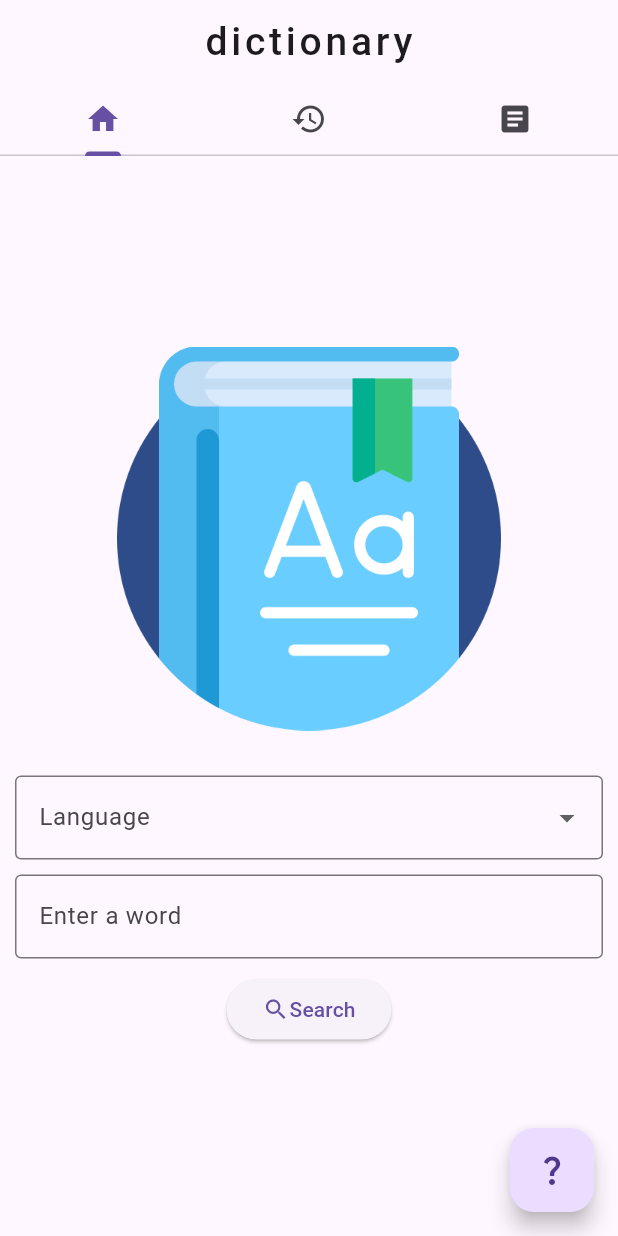
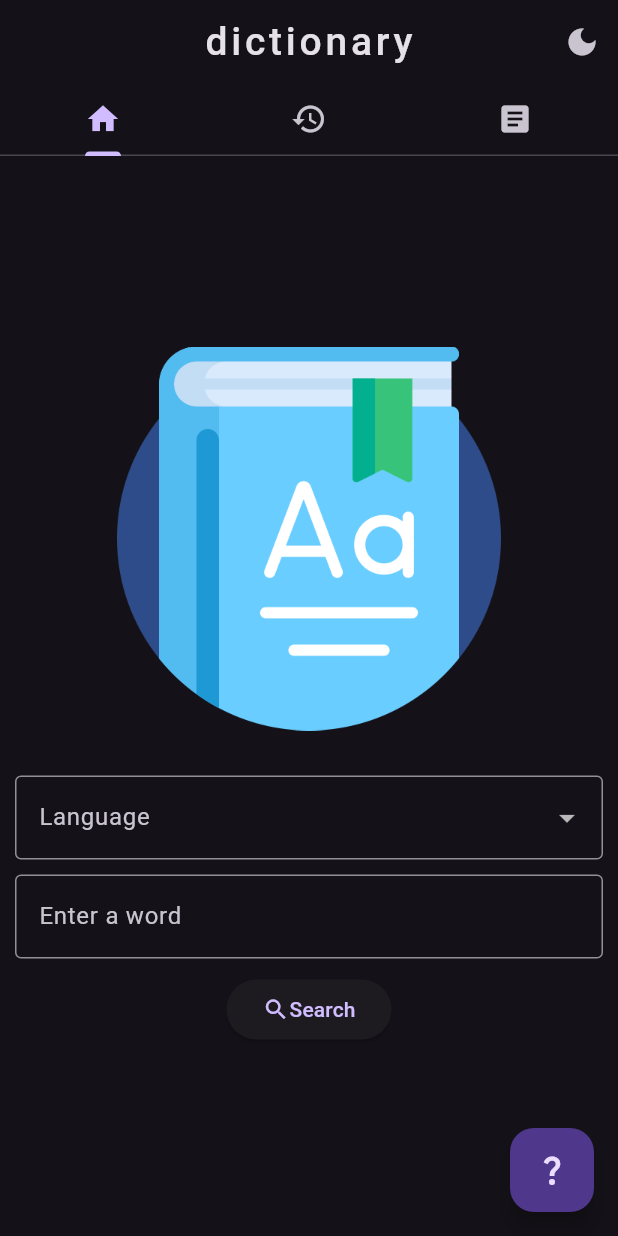
Before and after one commit to danger-ahead/flutter_dictionary, a Flutter app: the screen it shows after launch, on a phone screen of 412 x 824 dp. Run offline on Flutter 3.47's test engine with Material 2 defaults, Android fonts, the phone set to English and light mode, and no system bars; our stand-ins replace audioplayers, cached_network_image, flutter_riverpod, google_fonts, package_info_plus, share_plus and 1 more; accounts and stored records are empty.

Commit message:
Added Theme change button

```diff
--- a/lib/main.dart
+++ b/lib/main.dart
@@ -12,16 +12,30 @@ void main() {
   runApp(SafeArea(child: ProviderScope(child: MyApp())));
 }
 
-class MyApp extends StatelessWidget {
+class MyApp extends StatefulWidget {
+  @override
+  State<MyApp> createState() => _MyAppState();
+}
+
+
+class _MyAppState extends State<MyApp> {
+  bool _isDark = false;
+
+  void _changeTheme() {
+    setState(() {
+      _isDark = !_isDark;
+    });
+  }
+
   @override
   Widget build(BuildContext context) {
     return MaterialApp(
+
       debugShowCheckedModeBanner: false,
-      theme: lightTheme,
-      darkTheme: darkTheme,
+      theme: _isDark ? lightTheme : darkTheme,
       initialRoute: StringConstants.homeRoute,
       routes: {
-        StringConstants.homeRoute: (context) => Home(),
+        StringConstants.homeRoute: (context) => Home(changeTheme: _changeTheme),
         StringConstants.resultRoute: (context) => Results(),
         StringConstants.randomRoute: (context) => RandomResults(),
       },
--- a/lib/themes/dark_theme.dart
+++ b/lib/themes/dark_theme.dart
@@ -2,5 +2,6 @@ import 'package:flutter/material.dart';
 
 ThemeData darkTheme = ThemeData(
   brightness: Brightness.dark,
+  primaryColor: Color.fromARGB(248, 25, 25, 25),
   useMaterial3: true,
 );
--- a/lib/themes/light_theme.dart
+++ b/lib/themes/light_theme.dart
@@ -2,5 +2,6 @@ import 'package:flutter/material.dart';
 
 ThemeData lightTheme = ThemeData(
   brightness: Brightness.light,
+  primaryColor: Color.fromARGB(248, 37, 6, 241),
   useMaterial3: true,
 );
--- a/lib/ui/home.dart
+++ b/lib/ui/home.dart
@@ -8,16 +8,37 @@ import 'package:flutter_dictionary/ui/components/home/primary_view.dart';
 import 'package:flutter_riverpod/flutter_riverpod.dart';
 import 'package:google_fonts/google_fonts.dart';
 
-class Home extends StatelessWidget {
+bool _iconBool = false;
+IconData _iconLight = Icons.light_mode;
+IconData _iconDark = Icons.dark_mode;
+
+class Home extends StatefulWidget {
+  final Function changeTheme;
+  Home({required this.changeTheme});
+
+  @override
+  State<Home> createState() => _HomeState();
+}
+
+class _HomeState extends State<Home> {
   @override
   Widget build(BuildContext context) {
     return Consumer(builder: (context, ref, _) {
       final tabIndex = ref.watch(tabControllerProvider);
-
       return DefaultTabController(
           length: 3,
           child: Scaffold(
             appBar: AppBar(
+              actions: [
+                IconButton(
+                    onPressed: () {
+                      setState(() {
+                        _iconBool = !_iconBool;
+                      });
+                      widget.changeTheme();
+                    },
+                    icon: Icon(_iconBool ? _iconLight : _iconDark))
+              ],
               title: Text(
                 "dictionary",
                 style: GoogleFonts.concertOne(
```
